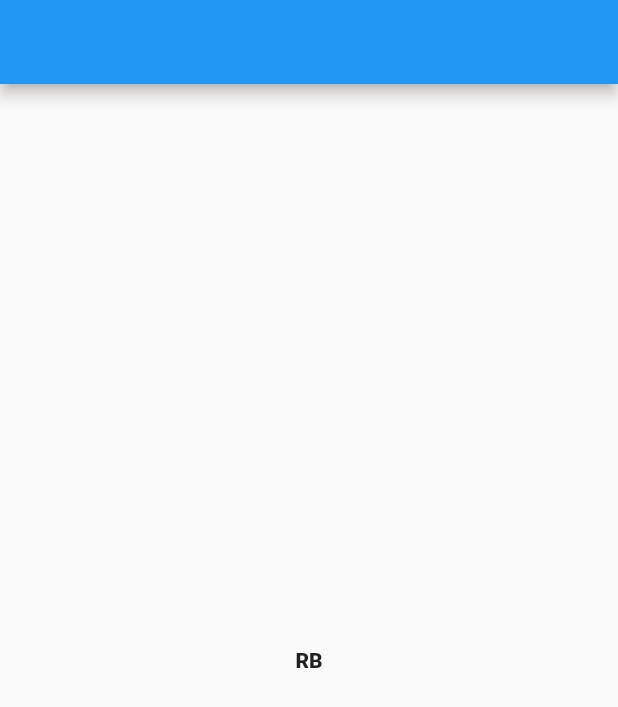
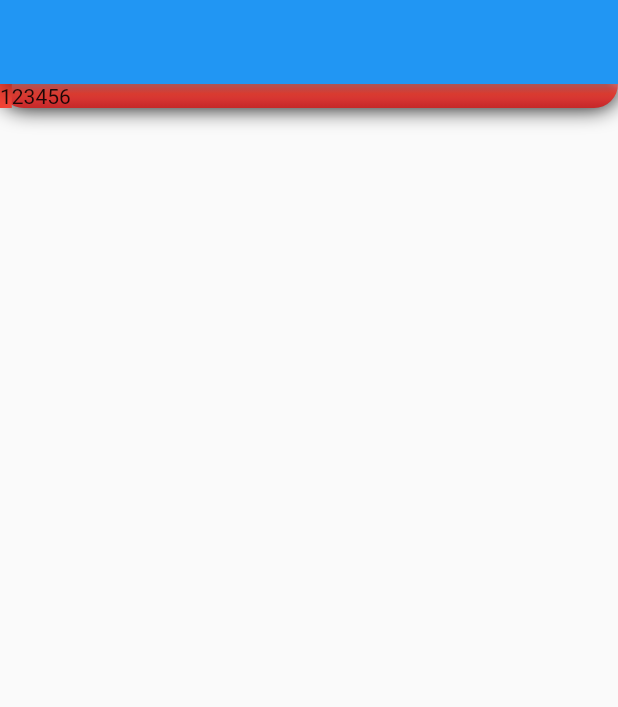
Before and after one commit to bourigue/bmi, a Flutter app: the screen it shows after launch, on a phone screen of 412 x 824 dp. Shown: the top 707 px of the screen. Run offline on Flutter 3.47's test engine with Material 2 defaults, Android fonts, the phone set to English and light mode, and no system bars.

Commit message:
row properties

```diff
--- a/lib/main.dart
+++ b/lib/main.dart
@@ -13,8 +13,35 @@ class myapp extends StatelessWidget{
 
       ),
       body:Container(
-        alignment:Alignment.center ,
-        child: Text("RB",style: TextStyle(fontWeight:FontWeight.w900),),),
+
+
+        decoration:BoxDecoration(
+
+            gradient:LinearGradient(begin:Alignment.topCenter,
+                                    end:Alignment.bottomCenter,
+                                    colors: [
+                                      Colors.red.shade300,
+                                      Colors.red.shade400,
+                                      Colors.red.shade500,
+                                      Colors.red.shade600,
+                                      Colors.red.shade700,
+                                      Colors.red.shade800,
+                                    ],
+            ) ,
+            borderRadius:BorderRadius.vertical(bottom:Radius.circular(30),
+
+
+            ),boxShadow: const [BoxShadow(color : Color(0xFF000000),   offset:Offset.zero,    blurRadius : 12.0,    spreadRadius : 0.0,  blurStyle :BlurStyle.normal)]
+        ) ,
+
+        child:Row(
+          mainAxisAlignment:MainAxisAlignment.start ,
+          crossAxisAlignment: CrossAxisAlignment.start,
+          mainAxisSize: MainAxisSize.max,
+
+
+          children: [Container( color:Colors.red,child: Text("1" )),Text("2"),Text("3"),Text("4"),Text("5"),Text("6")],),
+      ),
 
       ),
 
--- a/pubspec.yaml
+++ b/pubspec.yaml
@@ -58,8 +58,8 @@ flutter:
   uses-material-design: true
 
   # To add assets to your application, add an assets section, like this:
-  # assets:
-  #   - images/a_dot_burr.jpeg
+  assets:
+    - media/images/
   #   - images/a_dot_ham.jpeg
 
   # An image asset can refer to one or more resolution-specific "variants", see
```
Also changed, not shown: media/images/assostiationspringboot.png (added), 1 other file.
